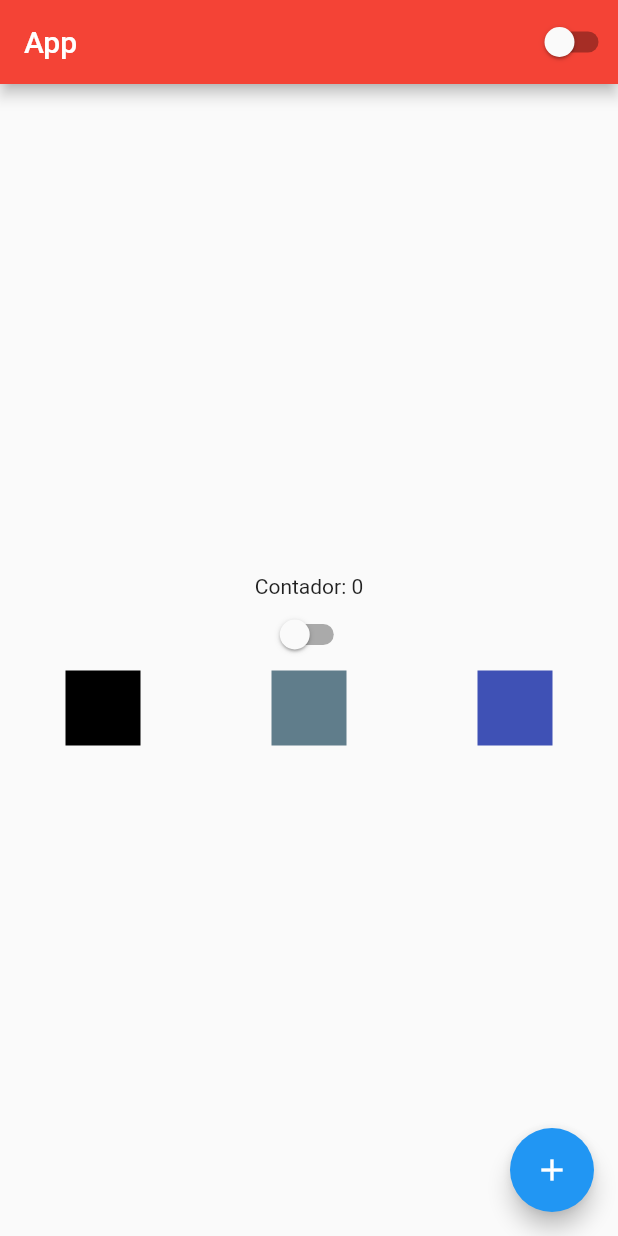
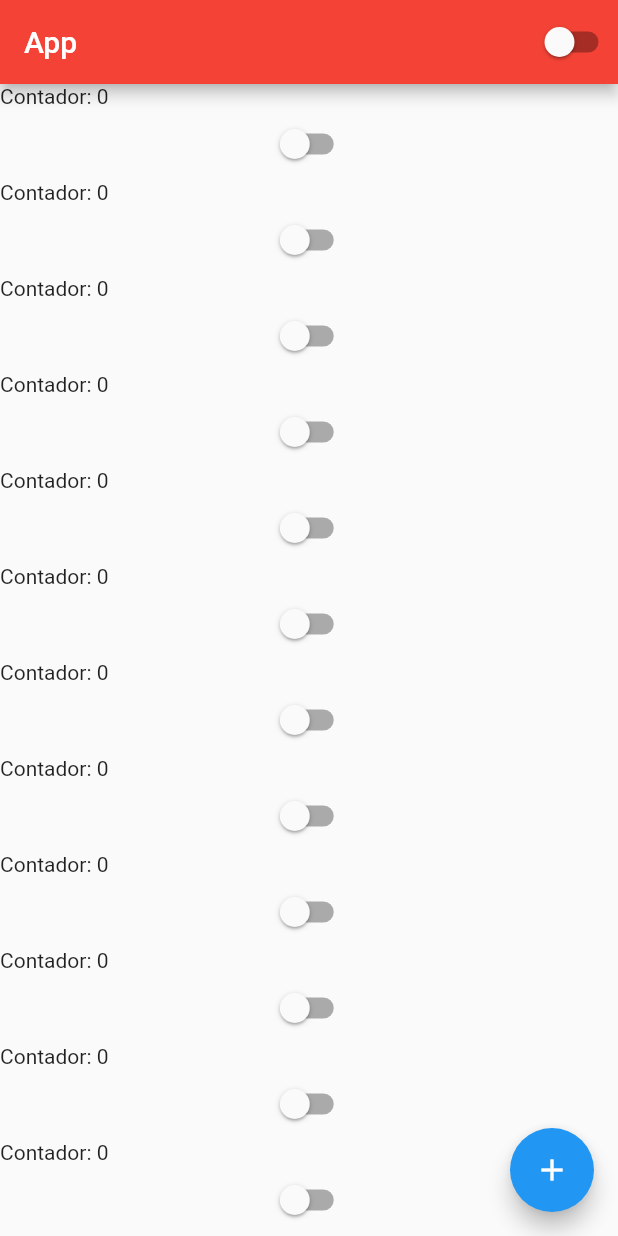
Before and after one commit to pedroPolonea/poc-flutter, a Flutter app: the screen it shows after launch, on a phone screen of 412 x 824 dp. Run offline on Flutter 3.47's test engine with Material 2 defaults, Android fonts, the phone set to English and light mode, and no system bars.

Commit message:
Introduçao component listview

```diff
--- a/ola_mundo/lib/home_page.dart
+++ b/ola_mundo/lib/home_page.dart
@@ -24,9 +24,33 @@ class HomePageState extends State<HomePage>{
       body: Container(
         width: double.infinity,
         height: double.infinity,
-          child: Column(
-            mainAxisAlignment: MainAxisAlignment.center,
+          child: ListView(
+            //mainAxisAlignment: MainAxisAlignment.center,
             children: [
+              Text('Contador: $cont'),
+              CustomSwitch(),
+              Text('Contador: $cont'),
+              CustomSwitch(),
+              Text('Contador: $cont'),
+              CustomSwitch(),
+              Text('Contador: $cont'),
+              CustomSwitch(),
+              Text('Contador: $cont'),
+              CustomSwitch(),
+              Text('Contador: $cont'),
+              CustomSwitch(),
+              Text('Contador: $cont'),
+              CustomSwitch(),
+              Text('Contador: $cont'),
+              CustomSwitch(),
+              Text('Contador: $cont'),
+              CustomSwitch(),
+              Text('Contador: $cont'),
+              CustomSwitch(),
+              Text('Contador: $cont'),
+              CustomSwitch(),
+              Text('Contador: $cont'),
+              CustomSwitch(),
               Text('Contador: $cont'),
               CustomSwitch(),
               Row(
```
